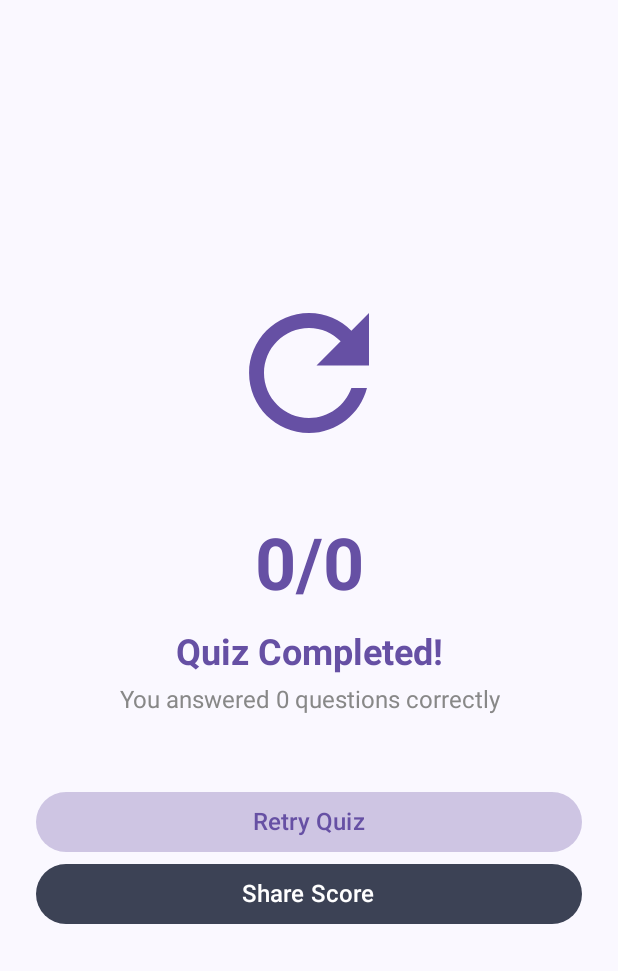
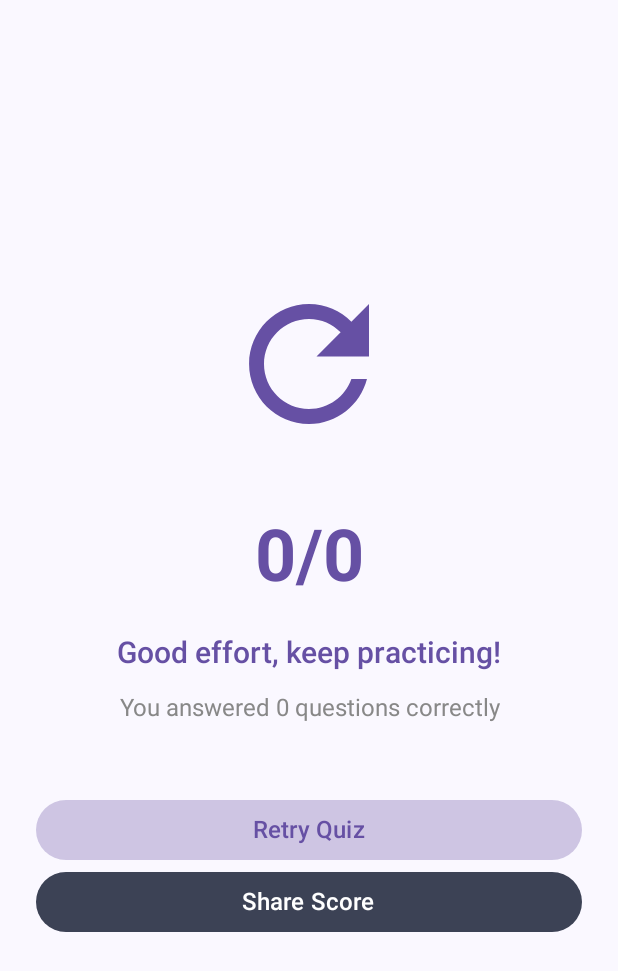
Before and after one commit to Group-36-Mobile-Dev-Project/QuizAppProject-G36-, an Android app built with Jetpack Compose: the composable ResultsScreen called with empty values, on a phone screen of 412 x 824 dp. Shown: the top 971 px of the screen. Run offline under Robolectric (Android 15) with nearby library versions, the phone set to English and light mode, and no system bars.

Commit message:
results done

```diff
--- a/app/src/main/java/com/example/quizapp/ui/screens/ResultsScreen.kt
+++ b/app/src/main/java/com/example/quizapp/ui/screens/ResultsScreen.kt
@@ -23,6 +23,14 @@ fun ResultsScreen(navController: NavController, score: Int, totalQuestions: Int,
     val context = LocalContext.current
     val shareMessage = "I got $score/$totalQuestions points in Beetlequiz!"
     val categoryColor = getCategoryColor(category)
+
+    // Inside ResultsScreen composable (before the Column)
+    val slogan = when {
+        (score.toFloat() / totalQuestions.toFloat() >= 0.8f) -> "Very good, keep it up!"
+        (score.toFloat() / totalQuestions.toFloat() < 0.6f) -> "Try next time, keep it up!"
+        else -> "Good effort, keep practicing!"
+    }
+
 
     Column(
         modifier = Modifier
@@ -51,13 +59,16 @@ fun ResultsScreen(navController: NavController, score: Int, totalQuestions: Int,
 
         Spacer(modifier = Modifier.height(16.dp))
 
-        // Result Text
+        // Dynamic Slogan (replaces old texts)
         Text(
-            text = "Quiz Completed!",
-            fontSize = 24.sp,
-            fontWeight = FontWeight.Bold,
-            color = categoryColor
+            text = slogan,
+            fontSize = 20.sp,
+            fontWeight = FontWeight.SemiBold,
+            color = categoryColor,
+            textAlign = TextAlign.Center,
+            modifier = Modifier.padding(vertical = 8.dp)
         )
+
 
         Text(
             text = "You answered $score questions correctly",
```
